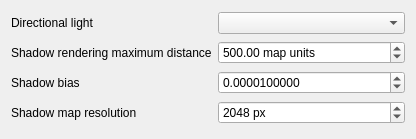
First picture: the form in src/ui/3d/shadowrenderingsettingswidget.ui, repository qgis/QGIS, before the edit.
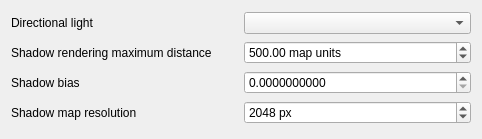
Second picture: the form after the edit. Custom widgets are drawn as their Qt base class.

Commit message: Use polygon offset instead of fixed shadow bias gives better result

```diff
--- a/src/ui/3d/shadowrenderingsettingswidget.ui
+++ b/src/ui/3d/shadowrenderingsettingswidget.ui
@@ -6,7 +6,7 @@
    <rect>
     <x>0</x>
     <y>0</y>
-    <width>416</width>
+    <width>482</width>
     <height>139</height>
    </rect>
   </property>
@@ -60,7 +60,7 @@
       <double>0.000010000000000</double>
      </property>
      <property name="value">
-      <double>0.000010000000000</double>
+      <double>0.000000000000000</double>
      </property>
     </widget>
    </item>
```
The commit also changes 1 other file.
